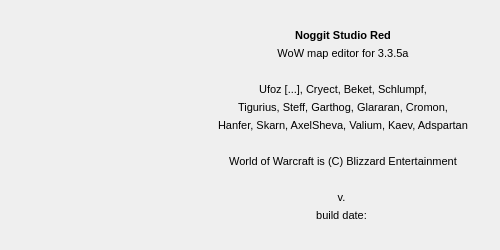
The window that src/noggit/ui/About.ui (Marlamin/noggit-red) describes before a commit, drawn with Qt 5.
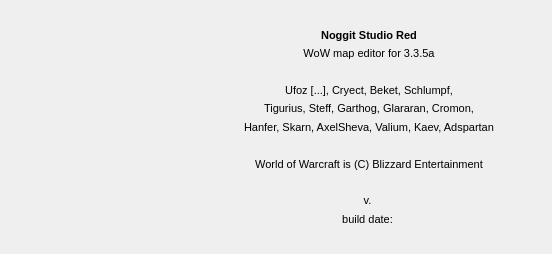
The same window after the commit. Icons and pictures are not drawn.

```diff
--- a/src/noggit/ui/About.ui
+++ b/src/noggit/ui/About.ui
@@ -6,8 +6,8 @@
    <rect>
     <x>0</x>
     <y>0</y>
-    <width>500</width>
-    <height>248</height>
+    <width>552</width>
+    <height>254</height>
    </rect>
   </property>
   <property name="font">
```
